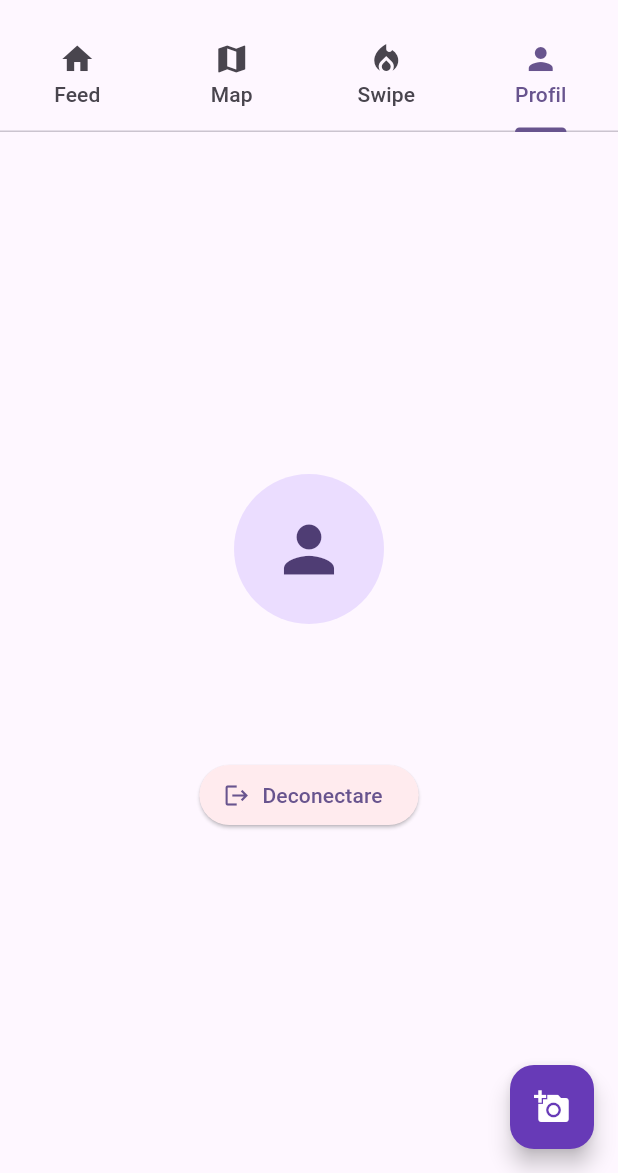
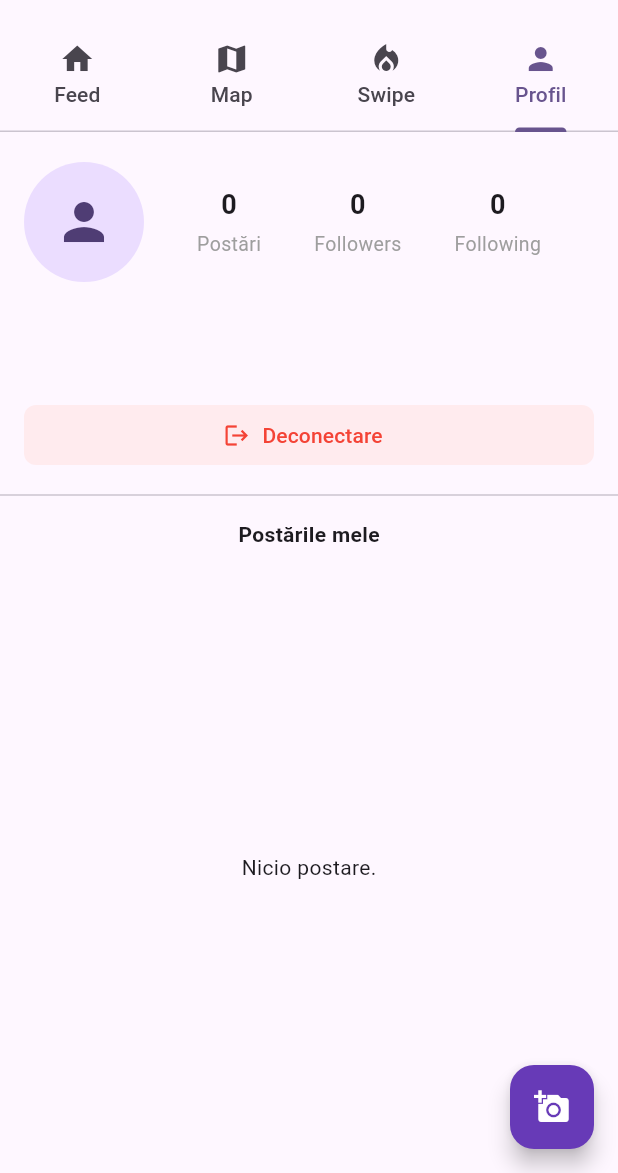
Before and after one commit to enea1212/vasco, a Flutter app: the screen it shows once a user with an empty profile is signed in, tab 4 chosen, on a phone screen of 412 x 824 dp, the part 63-1236 px from its top. Run offline on Flutter 3.47's test engine with Material 3 defaults, Android fonts, the phone set to English and light mode, and no system bars; our stand-ins replace cloud_firestore, firebase_auth, firebase_core, firebase_storage, google_sign_in, image_picker; accounts and stored records are empty; generated files the repository leaves out were written again.

Commit message:
profile changes

```diff
--- a/lib/models/post_model.dart
+++ b/lib/models/post_model.dart
@@ -21,6 +21,7 @@ class PostModel {
       'imageUrl': imageUrl,
       'description': description,
       'createdAt': createdAt,
+
     };
   }
 }
--- a/lib/screens/home_screen.dart
+++ b/lib/screens/home_screen.dart
@@ -4,6 +4,7 @@ import 'package:image_picker/image_picker.dart';
 import 'package:provider/provider.dart';
 import 'package:vasco/repository/post_repository.dart';
 import 'package:vasco/services/auth_service.dart';
+import 'package:vasco/screens/profile_page.dart';
 
 class HomeScreen extends StatelessWidget {
   const HomeScreen({super.key});
@@ -43,7 +44,7 @@ return DefaultTabController(
           _buildFeedPlaceholder(),
           _buildPlaceholder("Harta (Google Maps)"),
           _buildPlaceholder("Tinder Swipe Area"),
-          _buildProfilePage(context, user, authService),
+          ProfileScreen(),
         ],
       ),
 
@@ -124,27 +125,102 @@ if (user == null) return;
       },
     );
   }
-//PARTE DE PROFIL
-  Widget _buildProfilePage(BuildContext context, user, authService) {
-    return Center(
-      child: Column(
-        mainAxisAlignment: MainAxisAlignment.center,
-        children: [
-          const CircleAvatar(radius: 50, child: Icon(Icons.person, size: 50)),
-          const SizedBox(height: 16),
-          Text(user?.displayName ?? "Utilizator", style: const TextStyle(fontSize: 20, fontWeight: FontWeight.bold)),
-          Text(user?.email ?? ""),
-          const SizedBox(height: 24),
-          ElevatedButton.icon(
-            onPressed: () => authService.signOut(),
-            icon: const Icon(Icons.logout),
-            label: const Text("Deconectare"),
-            style: ElevatedButton.styleFrom(backgroundColor: Colors.red[50]),
-          ),
-        ],
-      ),
-    );
-  }
+
+
+// Widget _buildProfilePage(BuildContext context, user, authService) {
+//   return Column(
+//     children: [
+//       const SizedBox(height: 20),
+//       const CircleAvatar(radius: 50, child: Icon(Icons.person, size: 50)),
+//       const SizedBox(height: 16),
+//       Text(user?.displayName ?? "Utilizator",
+//            style: const TextStyle(fontSize: 20, fontWeight: FontWeight.bold)),
+//       Text(user?.email ?? ""),
+//       const SizedBox(height: 16),
+//       ElevatedButton.icon(
+//         onPressed: () => authService.signOut(),
+//         icon: const Icon(Icons.logout),
+//         label: const Text("Deconectare"),
+//         style: ElevatedButton.styleFrom(backgroundColor: Colors.red[50]),
+//       ),
+//       const Divider(height: 32),
+//       const Text("Postările mele", style: TextStyle(fontWeight: FontWeight.bold)),
+//       const SizedBox(height: 8),
+
+//       Expanded(
+//         child: StreamBuilder<QuerySnapshot>(
+//           stream: FirebaseFirestore.instance
+//               .collection('posts')
+//               .where('userId', isEqualTo: user?.id) // Folosește id din UserModel
+//               .orderBy('createdAt', descending: true)
+//               .snapshots(),
+//           builder: (context, snapshot) {
+//             if (snapshot.hasError) return const Center(child: Text("Eroare la încărcarea postărilor"));
+//             if (snapshot.connectionState == ConnectionState.waiting) return const Center(child: CircularProgressIndicator());
+
+//             final docs = snapshot.data?.docs ?? [];
+//             if (docs.isEmpty) return const Center(child: Text("Nu ai nicio postare încă."));
+
+//             return GridView.builder(
+//               padding: const EdgeInsets.all(8),
+//               gridDelegate: const SliverGridDelegateWithFixedCrossAxisCount(
+//                 crossAxisCount: 3,
+//                 crossAxisSpacing: 5,
+//                 mainAxisSpacing: 5,
+//               ),
+//               itemCount: docs.length,
+//               itemBuilder: (context, index) {
+//                 final data = docs[index].data() as Map<String, dynamic>;
+//                 final imageUrl = data['imageUrl'] ?? "";
+//                 final description = data['description'] ?? "Nicio descriere";
+
+//                 return GestureDetector(
+//                   onTap: () {
+//                     // AFIȘARE POZĂ MARE + DESCRIERE
+//                     showDialog(
+//                       context: context,
+//                       builder: (context) => Dialog(
+//                         shape: RoundedRectangleBorder(borderRadius: BorderRadius.circular(15)),
+//                         child: Column(
+//                           mainAxisSize: MainAxisSize.min, // Dialogul se adaptează după conținut
+//                           children: [
+//                             ClipRRect(
+//                               borderRadius: const BorderRadius.vertical(top: Radius.circular(15)),
+//                               child: Image.network(imageUrl, fit: BoxFit.contain),
+//                             ),
+//                             Padding(
+//                               padding: const EdgeInsets.all(16.0),
+//                               child: Text(
+//                                 description,
+//                                 style: const TextStyle(fontSize: 16, fontWeight: FontWeight.w500),
+//                                 textAlign: TextAlign.center,
+//                               ),
+//                             ),
+//                             TextButton(
+//                               onPressed: () => Navigator.pop(context),
+//                               child: const Text("Închide"),
+//                             ),
+//                           ],
+//                         ),
+//                       ),
+//                     );
+//                   },
+//                   child: ClipRRect(
+//                     borderRadius: BorderRadius.circular(8),
+//                     child: Image.network(
+//                       imageUrl,
+//                       fit: BoxFit.cover,
+//                     ),
+//                   ),
+//                 );
+//               },
+//             );
+//           },
+//         ),
+//       ),
+//     ],
+//   );
+// }
 
   Widget _buildPlaceholder(String text) {
     return Center(child: Text(text, style: const TextStyle(fontSize: 18, color: Colors.grey)));
--- /dev/null
+++ b/lib/screens/profile_page.dart
@@ -0,0 +1,225 @@
+import 'package:cloud_firestore/cloud_firestore.dart';
+import 'package:flutter/material.dart';
+import 'package:provider/provider.dart';
+import 'package:vasco/repository/post_repository.dart';
+import 'package:vasco/services/auth_service.dart';
+
+class ProfileScreen extends StatelessWidget {
+  const ProfileScreen({super.key});
+
+  // Funcție helper pentru coloanele de statistici
+  Widget _buildStatColumn(String label, String count) {
+    return Column(
+      mainAxisSize: MainAxisSize.min,
+      children: [
+        Text(count, style: const TextStyle(fontSize: 18, fontWeight: FontWeight.bold)),
+        const SizedBox(height: 4),
+        Text(label, style: const TextStyle(fontSize: 13, color: Colors.grey)),
+      ],
+    );
+  }
+
+  @override
+  Widget build(BuildContext context) {
+    final authService = context.read<AuthService>();
+    final postRepo = context.read<PostRepository>();
+    final user = authService.currentUser;
+
+    if (user == null) {
+      return const Center(child: Text("Utilizator neautentificat"));
+    }
+
+    return Column(
+      crossAxisAlignment: CrossAxisAlignment.start,
+      children: [
+        const SizedBox(height: 20),
+
+        // 1. Header: Poza de profil + Statistici
+        Padding(
+          padding: const EdgeInsets.symmetric(horizontal: 16.0),
+          child: Row(
+            children: [
+              const CircleAvatar(
+                radius: 40,
+                child: Icon(Icons.person, size: 40)
+              ),
+              Expanded(
+                child: Row(
+                  mainAxisAlignment: MainAxisAlignment.spaceEvenly,
+                  children: [
+                    _buildStatColumn("Postări", "0"),
+                    _buildStatColumn("Followers", "0"),
+                    _buildStatColumn("Following", "0"),
+                  ],
+                ),
+              ),
+            ],
+          ),
+        ),
+
+        // 2. USERNAME și EMAIL (Exact aici trebuiau adăugate)
+        Padding(
+          padding: const EdgeInsets.all(16.0),
+          child: Column(
+            crossAxisAlignment: CrossAxisAlignment.start,
+            children: [
+              Text(
+                user.displayName ?? "Utilizator",
+                style: const TextStyle(fontSize: 16, fontWeight: FontWeight.bold)
+              ),
+              const SizedBox(height: 2),
+              Text(
+                user.email ?? "",
+                style: const TextStyle(color: Colors.grey, fontSize: 14)
+              ),
+            ],
+          ),
+        ),
+
+        // 3. Buton Deconectare
+        Padding(
+          padding: const EdgeInsets.symmetric(horizontal: 16.0),
+          child: SizedBox(
+            width: double.infinity,
+            child: ElevatedButton.icon(
+              onPressed: () => authService.signOut(),
+              icon: const Icon(Icons.logout, size: 18),
+              label: const Text("Deconectare"),
+              style: ElevatedButton.styleFrom(
+                backgroundColor: Colors.red[50],
+                foregroundColor: Colors.red,
+                elevation: 0,
+                shape: RoundedRectangleBorder(borderRadius: BorderRadius.circular(8)),
+              ),
+            ),
+          ),
+        ),
+
+        const Divider(height: 32),
+        const Center(child: Text("Postările mele", style: TextStyle(fontWeight: FontWeight.bold))),
+        const SizedBox(height: 8),
+
+        // 4. Grid-ul de postări
+        Expanded(
+          child: StreamBuilder<QuerySnapshot>(
+            stream: FirebaseFirestore.instance
+                .collection('posts')
+                .where('userId', isEqualTo: user.id)
+                .orderBy('createdAt', descending: true)
+                .snapshots(),
+            builder: (context, snapshot) {
+              if (snapshot.hasError) return const Center(child: Text("Eroare la încărcare"));
+              if (snapshot.connectionState == ConnectionState.waiting) return const Center(child: CircularProgressIndicator());
+
+              final docs = snapshot.data?.docs ?? [];
+              if (docs.isEmpty) return const Center(child: Text("Nicio postare."));
+
+              return GridView.builder(
+                padding: const EdgeInsets.all(8),
+                gridDelegate: const SliverGridDelegateWithFixedCrossAxisCount(
+                  crossAxisCount: 3,
+                  crossAxisSpacing: 5,
+                  mainAxisSpacing: 5,
+                ),
+                itemCount: docs.length,
+                itemBuilder: (context, index) {
+                  final docId = docs[index].id;
+                  final data = docs[index].data() as Map<String, dynamic>;
+
+                  return GestureDetector(
+                    onTap: () => _showImageDialog(context, docId, data, postRepo),
+                    child: ClipRRect(
+                      borderRadius: BorderRadius.circular(8),
+                      child: Image.network(data['imageUrl'], fit: BoxFit.cover),
+                    ),
+                  );
+                },
+              );
+            },
+          ),
+        ),
+      ],
+    );
+  }
+
+  // Celelalte funcții de dialog (_showImageDialog, _showEditDialog, etc.) rămân la fel jos...
+  void _showImageDialog(BuildContext context, String postId, Map<String, dynamic> data, PostRepository postRepo) {
+    showDialog(
+      context: context,
+      builder: (context) => Dialog(
+        shape: RoundedRectangleBorder(borderRadius: BorderRadius.circular(15)),
+        child: Column(
+          mainAxisSize: MainAxisSize.min,
+          children: [
+            Row(
+              mainAxisAlignment: MainAxisAlignment.end,
+              children: [
+                IconButton(
+                  icon: const Icon(Icons.edit, color: Colors.blue),
+                  onPressed: () {
+                    Navigator.pop(context);
+                    _showEditDialog(context, postId, data['description'], postRepo);
+                  },
+                ),
+                IconButton(
+                  icon: const Icon(Icons.delete, color: Colors.red),
+                  onPressed: () {
+                    Navigator.pop(context);
+                    _showDeleteConfirmation(context, postId, data['imageUrl'], postRepo);
+                  },
+                ),
+                IconButton(icon: const Icon(Icons.close), onPressed: () => Navigator.pop(context)),
+              ],
+            ),
+            Image.network(data['imageUrl']),
+            Padding(
+              padding: const EdgeInsets.all(16),
+              child: Text(data['description'] ?? "", style: const TextStyle(fontSize: 16)),
+            ),
+          ],
+        ),
+      ),
+    );
+  }
+
+  void _showEditDialog(BuildContext context, String postId, String? currentDesc, PostRepository postRepo) {
+    final controller = TextEditingController(text: currentDesc);
+    showDialog(
+      context: context,
+      builder: (context) => AlertDialog(
+        title: const Text("Editează"),
+        content: TextField(controller: controller),
+        actions: [
+          TextButton(onPressed: () => Navigator.pop(context), child: const Text("Anulează")),
+          ElevatedButton(
+            onPressed: () async {
+              await postRepo.editPost(postId, controller.text);
+              Navigator.pop(context);
+            },
+            child: const Text("Salvează"),
+          ),
+        ],
+      ),
+    );
+  }
+
+  void _showDeleteConfirmation(BuildContext context, String postId, String imageUrl, PostRepository postRepo) {
+    showDialog(
+      context: context,
+      builder: (context) => AlertDialog(
+        title: const Text("Ștergi postarea?"),
+        actions: [
+          TextButton(onPressed: () => Navigator.pop(context), child: const Text("Nu")),
+          ElevatedButton(
+            style: ElevatedButton.styleFrom(backgroundColor: Colors.red),
+            onPressed: () async {
+              await postRepo.deletePost(postId, imageUrl);
+              Navigator.pop(context);
+            },
+            child: const Text("Șterge"),
+          ),
+        ],
+      ),
+    );
+  }
+}
```
Also changed, not shown: lib/repository/post_repository.dart (+30 -0 lines), lib/screens/feed_page.dart (added).
